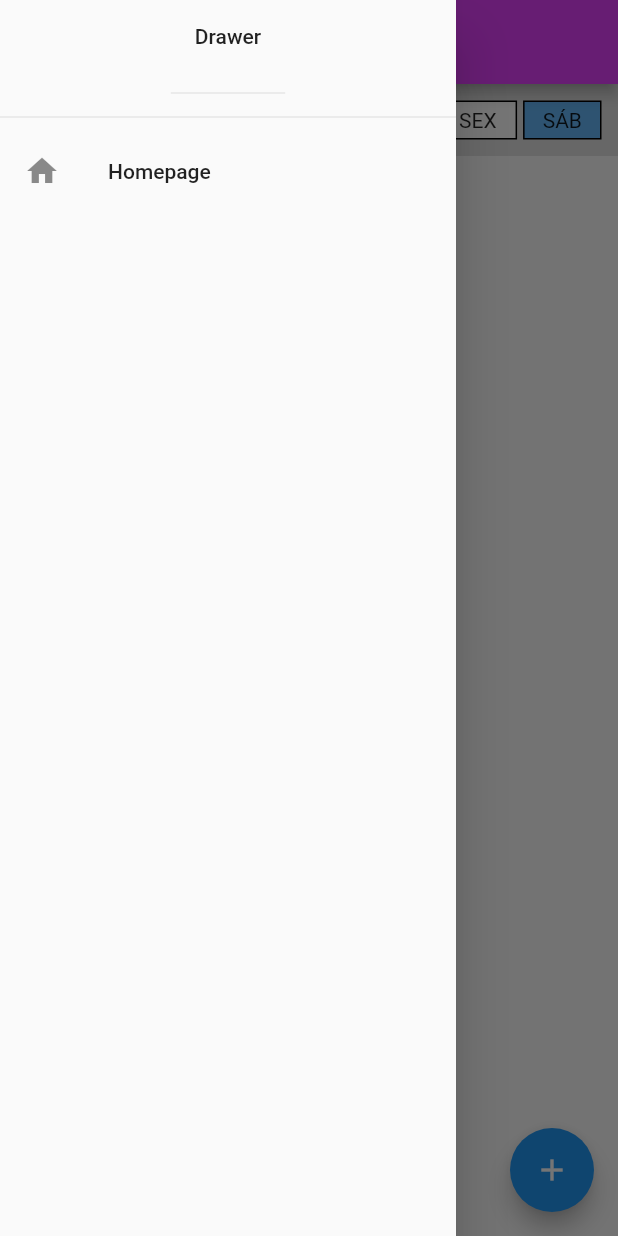
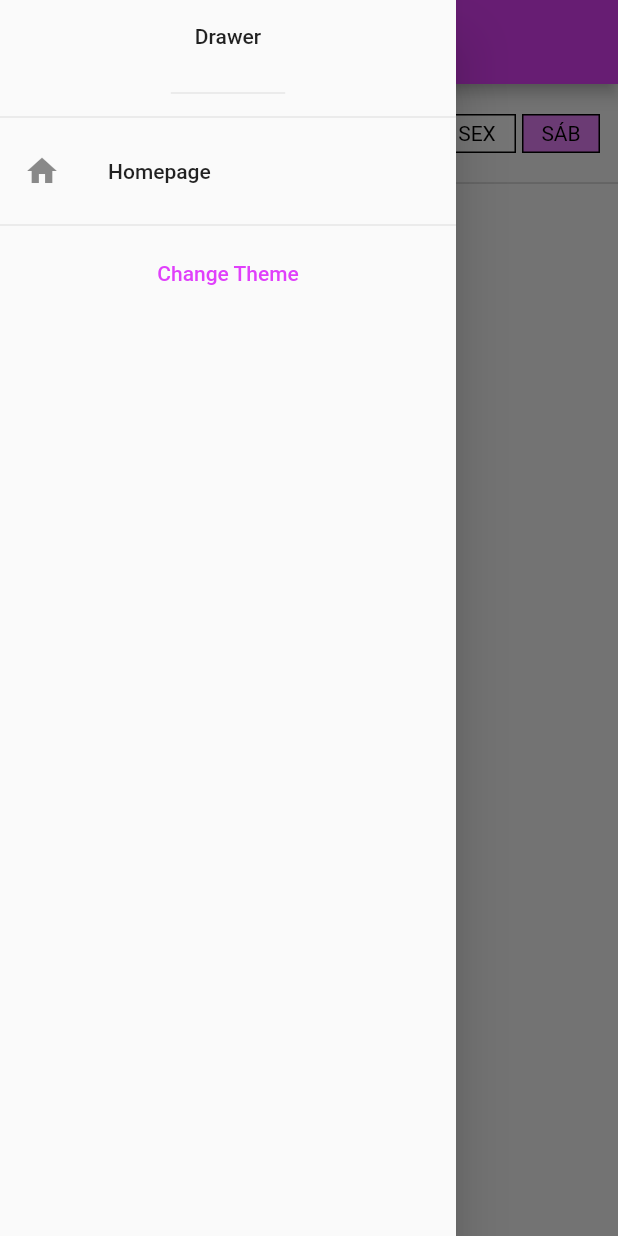
Before and after one commit to PedroH-Peres/FitAppFlutter, a Flutter app: the screen it shows after launch, with the side drawer open, on a phone screen of 412 x 824 dp. Run offline on Flutter 3.47's test engine with Material 2 defaults, Android fonts, the phone set to English and light mode, and no system bars; missing offline and left inert: dart:ffi.

Commit message:
edit&remove

```diff
--- a/fitapp/lib/components/appdrawer.dart
+++ b/fitapp/lib/components/appdrawer.dart
@@ -1,6 +1,8 @@
+import 'package:fitapp/models/appcontroller.dart';
 import 'package:flutter/material.dart';
 import 'package:flutter/src/widgets/container.dart';
 import 'package:flutter/src/widgets/framework.dart';
+import 'package:provider/provider.dart';
 
 class AppDrawer extends StatelessWidget {
   const AppDrawer({super.key});
@@ -10,16 +12,19 @@ class AppDrawer extends StatelessWidget {
     return Drawer(
       child: Column(
         children: [
-          SizedBox(
-            height: 70,
-            child: DrawerHeader(child: Text("Drawer"))
-          ),
+          SizedBox(height: 70, child: DrawerHeader(child: Text("Drawer"))),
           Divider(),
           ListTile(
             title: Text("Homepage"),
             leading: Icon(Icons.home),
-            onTap: () {Navigator.of(context).pop();},
+            onTap: () {
+              Navigator.of(context).pop();
+            },
           ),
+          Divider(),
+          TextButton(onPressed: (){
+            AppController.instance.changeTheme();
+          }, child: Text("Change Theme"))
         ],
       ),
     );
--- a/fitapp/lib/components/datebar.dart
+++ b/fitapp/lib/components/datebar.dart
@@ -18,11 +18,7 @@ class DateBar extends StatelessWidget {
     print(days);
 
     verifyDay(int index){
-      if(days[index] == DateFormat(DateFormat.WEEKDAY).format(DateTime.now())){
-        return Center(child: Text("${days[index].substring(0, 3).toUpperCase()}"),);
-      }else{
-        return Center(child: Text("${days[index].substring(0, 3).toUpperCase()}"),);
-      }
+      return Center(child: Text("${days[index].substring(0, 3).toUpperCase()}", style: TextStyle(color: Colors.black),),);
     }
 
     isToday(int index){
@@ -46,7 +42,7 @@ class DateBar extends StatelessWidget {
                 margin: EdgeInsets.all(2),
                 height: 26,
                 decoration: BoxDecoration(
-                  color: isToday(i) ? Colors.blue.shade300 : Colors.white,
+                  color: isToday(i) ? Colors.purpleAccent.shade100 : Colors.white,
                   border: Border.all(width: 1),
                   /*boxShadow: [BoxShadow(
                               color: Colors.black54,
--- a/fitapp/lib/main.dart
+++ b/fitapp/lib/main.dart
@@ -6,9 +6,7 @@ import 'package:flutter_localizations/flutter_localizations.dart';
 import 'package:intl/intl.dart';
 import 'package:provider/provider.dart';
 
-
 void main() {
-
   runApp(FitApp());
 }
 
@@ -19,9 +17,13 @@ class FitApp extends StatelessWidget {
     return AnimatedBuilder(
       animation: AppController.instance,
       builder: ((context, child) {
+        return MultiProvider(
+          providers: [
+            ChangeNotifierProvider(
+              create: ((context) => ExerciseService()),
+            ),
 
-        return ChangeNotifierProvider(
-          create: ((context) => ExerciseService()),
+          ],
           child: MaterialApp(
             localizationsDelegates: [
               GlobalMaterialLocalizations.delegate,
@@ -33,18 +35,17 @@ class FitApp extends StatelessWidget {
             theme: ThemeData(
               colorScheme: ColorScheme.fromSwatch().copyWith(
                   primary: Colors.purpleAccent,
-              brightness: AppController.instance.isDarkTheme ? Brightness.dark : Brightness.light,
-              secondary: Colors.blue
-            ) ,
+                  brightness: AppController.instance.isDarkTheme
+                      ? Brightness.dark
+                      : Brightness.light,
+                  secondary: Colors.blue),
             ),
             darkTheme: ThemeData.dark(),
             home: HomePage(),
             debugShowCheckedModeBanner: false,
           ),
         );
-
       }),
-
     );
   }
 }
--- a/fitapp/lib/pages/homepage.dart
+++ b/fitapp/lib/pages/homepage.dart
@@ -29,44 +29,125 @@ class _HomePageState extends State<HomePage> {
     final exerciseServ = Provider.of<ExerciseService>(context, listen: false);
     return Scaffold(
       appBar: AppBar(
-        title: Text("Homepage"),
+        backgroundColor: Theme.of(context).colorScheme.primary,
+        title: const Text("Homepage"),
       ),
       drawer: const AppDrawer(),
       body: Column(
         children: [
-          Container(child: DateBar(), color: Colors.grey.shade300, padding: EdgeInsets.all(4),),
+          SizedBox(
+            height: 8,
+          ),
+          Container(
+            child: DateBar(),
+            padding: EdgeInsets.all(5),
+          ),
+          Divider(
+            color: Colors.grey.shade400,
+          ),
           Consumer(
-            child: SizedBox(child: Center(child: Text('Nenhum exercício registrado!')), width: double.infinity, height: 500,),
+            child: Expanded(
+              child: Center(child: Text('Nenhum exercício registrado!')),
+            ),
             builder: ((context, value, child) => exerciseServ.getLength() == 0
                 ? child!
-                : SizedBox(
-                  height: 600,
+                : Expanded(
+                    child: SizedBox(
                       child: ListView.builder(
                         itemCount: exerciseServ.getLength(),
                         itemBuilder: ((context, index) => Card(
                               child: ListTile(
-                              subtitle: Text(exerciseServ.itemByIndex(index).quantidade.toString()),
-                              leading: Text(exerciseServ.itemByIndex(index).tempo!.format(context)),
-                              title: Text(exerciseServ.itemByIndex(index).titulo),
+                                subtitle: Text(exerciseServ
+                                    .itemByIndex(index)
+                                    .quantidade
+                                    .toString()),
+                                leading: Text(exerciseServ
+                                    .itemByIndex(index)
+                                    .tempo!
+                                    .format(context)),
+                                title: Text(
+                                    exerciseServ.itemByIndex(index).titulo),
+                                trailing: PopupMenuButton(
+                                  icon: const Icon(Icons.more_vert),
+                                  itemBuilder: (_) => [
+                                    PopupMenuItem(
+                                      value: 1,
+                                      child: Row(children: [
+                                        Icon(
+                                          Icons.edit,
+                                          size: 18,
+                                        ),
+                                        SizedBox(
+                                          width: 5,
+                                        ),
+                                        Text('Editar')
+                                      ]),
+                                    ),
+                                    PopupMenuItem(
+                                      value: 2,
+                                      child: Row(children: [
+                                        Icon(
+                                          Icons.delete,
+                                          size: 18,
+                                        ),
+                                        SizedBox(
+                                          width: 5,
+                                        ),
+                                        Text('Remover')
+                                      ]),
+                                    ),
+                                  ],
+                                  onSelected: (value) {
+                                    if (value == 1) {
+                                    } else if (value == 2) {
+                                      showDialog(
+                                        context: context,
+                                        builder: ((context) => AlertDialog(
+                                              title: Text("Confirmar"),
+                                              content: Text(
+                                                  "Deseja remover este exercício?"),
+                                              actions: [
+                                                TextButton(
+                                                    onPressed: () {
+                                                      Navigator.pop(context);
+                                                    },
+                                                    child: Text("Cancelar")),
+                                                TextButton(
+                                                    onPressed: () {
+                                                      setState(() {
+                                                        exerciseServ
+                                                            .removeItem(index);
+                                                      });
+                                                      Navigator.pop(context);
+                                                    },
+                                                    child: Text("Confirmar"))
+                                              ],
+                                            )),
+                                      );
+                                    }
+                                  },
+                                ),
                               ),
                             )),
                       ),
+                    ),
                   )),
           ),
-        ],
-      ),
-
-      /**/
-      floatingActionButton: FloatingActionButton(
-        child: Icon(Icons.add),
+          Padding(
+            padding: const EdgeInsets.all(20),
+            child: ElevatedButton(
+                style: ElevatedButton.styleFrom(
+                    backgroundColor: Theme.of(context).colorScheme.primary),
                 onPressed: () {
                   Navigator.of(context)
-              .push(MaterialPageRoute(builder: (ctx) => FormPage())).then(((value) {
-                setState(() {
-
-                });
+                      .push(MaterialPageRoute(builder: (ctx) => FormPage()))
+                      .then(((value) {
+                    setState(() {});
                   }));
                 },
+                child: const Text("Adicionar exercício")),
+          )
+        ],
       ),
     );
   }
```
Also changed, not shown: fitapp/lib/pages/form_page.dart (+7 -3 lines). Lines whose indentation alone changed are shown as unchanged.
